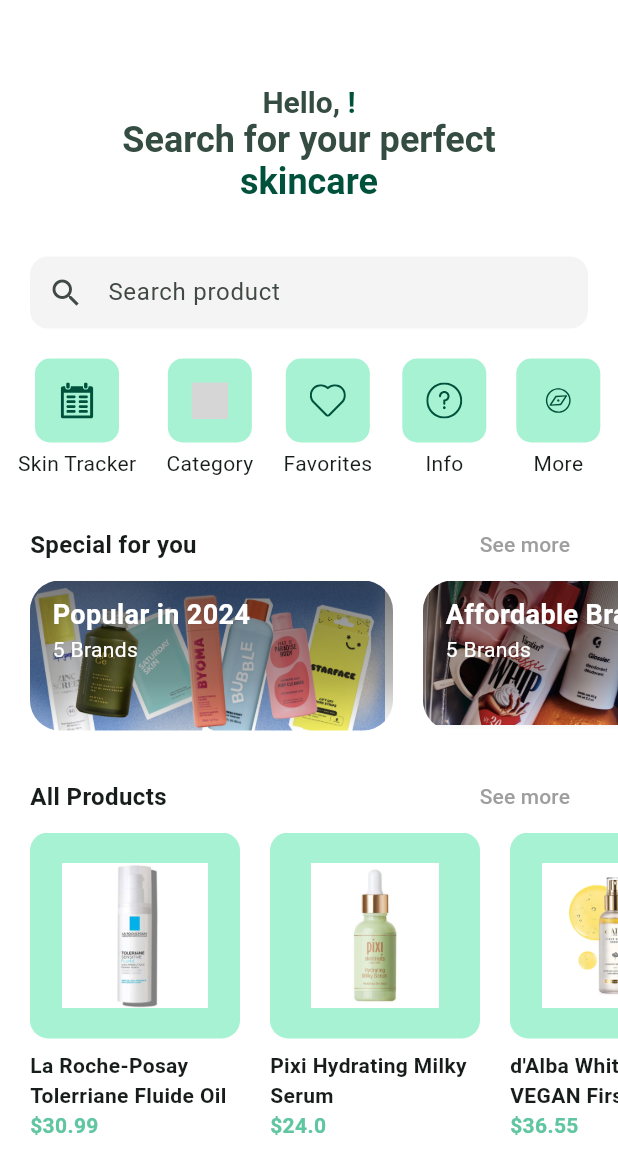
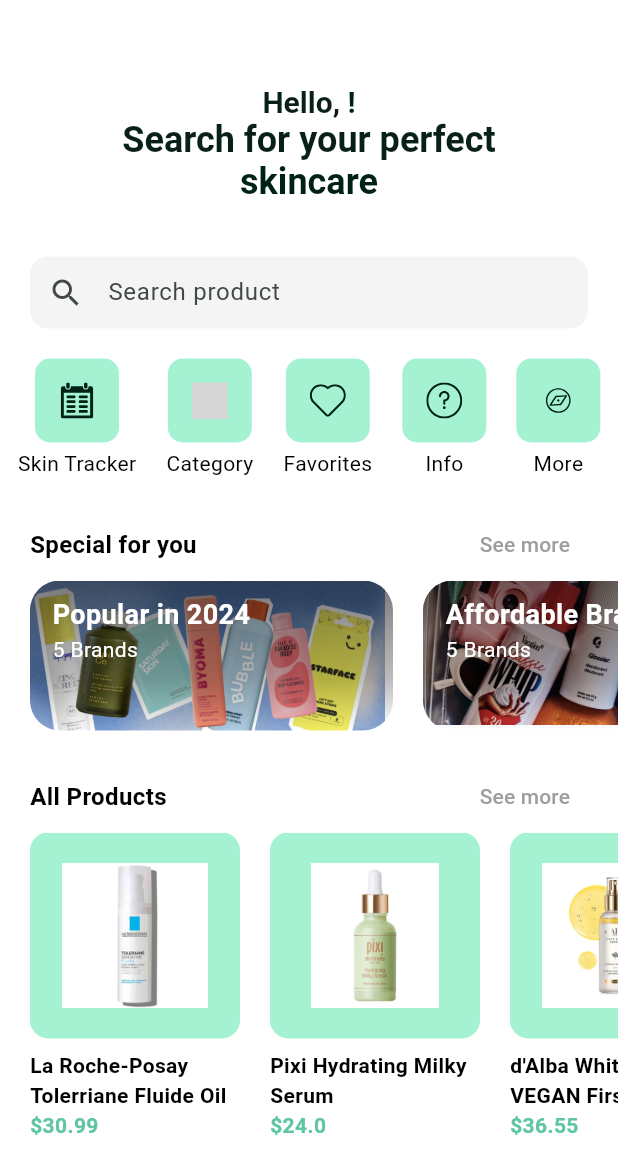
Before and after one commit to gebienha/SoftwareStudioFinal, a Flutter app: the HomeScreen screen opened by its route, on a phone screen of 412 x 824 dp, the part 78-1236 px from its top. Run offline on Flutter 3.47's test engine with Material 3 defaults, Android fonts, the phone set to English and light mode, and no system bars; our stand-ins replace cloud_firestore, firebase_auth, firebase_core, flutter_svg, get, go_router and 3 more; accounts and stored records are empty; grey boxes are pictures that could not be loaded.

Commit message:
ehhe
gw lupa apa yang gw ganti

```diff
--- a/lib/screens/details/components/reviews.dart
+++ b/lib/screens/details/components/reviews.dart
@@ -31,6 +31,7 @@ class Reviews extends StatelessWidget {
                   style: TextStyle(
                     fontSize: 18,
                     fontWeight: FontWeight.bold,
+                    color: Theme.of(context).colorScheme.onSurface
                   ),
                 ),
               ),
--- a/lib/theme.dart
+++ b/lib/theme.dart
@@ -1,16 +1,164 @@
+// import 'package:flutter/material.dart';
+// import 'constants.dart'; // Import your constants file or define constants inline.
+
+// var kColorScheme = ColorScheme.fromSeed(
+//   seedColor: Color(0xa6f2d2),
+// );
+
+// var kDarkColorScheme = ColorScheme.fromSeed(
+//   brightness: Brightness.dark,
+//   seedColor: Color(0x1a6b52),
+// );
+
+
+
+// class AppTheme {
+//   static ThemeData lightTheme(BuildContext context) {
+//     return ThemeData().copyWith(
+//       useMaterial3: true,
+//       colorScheme: kColorScheme,
+//       scaffoldBackgroundColor: Colors.white,
+//       //fontFamily: "Muli",
+//       appBarTheme: const AppBarTheme(
+//         backgroundColor: Colors.white,
+//         //foregroundColor: kColorScheme.primary,
+//         elevation: 0,
+//         iconTheme: IconThemeData(color: Color(0xff0f1512)),
+//         titleTextStyle: TextStyle(color: Color(0xff0f1512)),
+//       ),
+//       cardTheme: const CardTheme().copyWith(
+//         color: kColorScheme.secondary,
+//         margin: EdgeInsets.symmetric(horizontal: 16, vertical: 8),
+//       ),
+//       elevatedButtonTheme: ElevatedButtonThemeData(
+//         style: ElevatedButton.styleFrom(
+//           backgroundColor: Color(4279921490),
+//           foregroundColor: Color(4294967295),
+//           minimumSize: Size(double.infinity, 48),
+//           shape: RoundedRectangleBorder(
+//             borderRadius: BorderRadius.circular(16),
+//           ),
+//         ),
+//       ),
+//       textTheme: ThemeData().textTheme.copyWith(
+//         titleLarge: TextStyle(
+//           fontWeight: FontWeight.bold,
+//           color: Color(4294967295),
+//           fontSize: 16,
+//         ),
+//       ),
+//     );
+//   }
+
+//   static ThemeData darkTheme(BuildContext context) {
+//     return ThemeData.dark().copyWith(
+//       useMaterial3: true,
+//       colorScheme: kDarkColorScheme,
+//       scaffoldBackgroundColor: Color(4278197010),
+//       //fontFamily: "Muli",
+//       appBarTheme: const AppBarTheme(
+//         backgroundColor: Color(0xff0a0f0d),
+//         foregroundColor: Color(4278197010),
+//         elevation: 0,
+//         iconTheme: IconThemeData(color: Color(0xfff5fbf6)),
+//         titleTextStyle: TextStyle(color: Color(0xfff5fbf6)),
+//       ),
+//       cardTheme: const CardTheme().copyWith(
+//         color: Color(4290236867),
+//         margin: EdgeInsets.symmetric(horizontal: 16, vertical: 8),
+//       ),
+//       elevatedButtonTheme: ElevatedButtonThemeData(
+//         style: ElevatedButton.styleFrom(
+//           backgroundColor: Color(4287552187),
+//           minimumSize: Size(double.infinity, 48),
+//           shape: RoundedRectangleBorder(
+//             borderRadius: BorderRadius.circular(16),
+//           ),
+//         ),
+//       ),
+//       textTheme: ThemeData().textTheme.copyWith(
+//         titleLarge: TextStyle(
+//           fontWeight: FontWeight.bold,
+//           color: Color(4278458898),
+//           fontSize: 16,
+//         ),
+//       ),
+//     );
+//   }
+// }
+
+// const OutlineInputBorder outlineInputBorder = OutlineInputBorder(
+//   borderRadius: BorderRadius.all(Radius.circular(28)),
+//   borderSide: BorderSide(color: kTextColor),
+//   gapPadding: 10,
+// );
+
 import 'package:flutter/material.dart';
 import 'constants.dart'; // Import your constants file or define constants inline.
 
-var kColorScheme = ColorScheme.fromSeed(
-  seedColor: Color(0xa6f2d2),
+const kColorScheme = ColorScheme(
+  brightness: Brightness.light,
+  primary: Color(0xff196b52),
+  surfaceTint: Color(0xFF018786),
+  onPrimary: Color(0xFFFFFFFF),
+  primaryContainer: Color(0xffa5f2d3),
+  onPrimaryContainer: Color(0xff002116),
+  secondary: Color(0xff4c6359),
+  onSecondary: Color(0xffffffff),
+  secondaryContainer: Color(0xffcee9db),
+  onSecondaryContainer: Color(0xff082018),
+  tertiary: Color(0xff3f6375),
+  onTertiary: Color(0xFFFFFFFF),
+  tertiaryContainer: Color(0xffc2e8fd),
+  onTertiaryContainer: Color(0xff001e2b),
+  error: Color(0xffba1a1a),
+  onError: Color(0xFFFFFFFF),
+  errorContainer: Color(0xffffdad6),
+  onErrorContainer: Color(0xff410002),
+  surface: Color(0xfff5fbf6),
+  onSurface: Color(0xff171d1a),
+  onSurfaceVariant: Color(0xff404944),
+  outline: Color(0xff707974),
+  outlineVariant: Color(0xffbfc9c2),
+  shadow: Color(0xff000000),
+  scrim: Color(0xff000000),
+  inverseSurface: Color(0xffecf2ed),
+  inversePrimary: Color(0xff8ad6b7),
+  background: Color(0xFFFFFFFF),
+  onBackground: Color(0xFF000000),
 );
 
-var kDarkColorScheme = ColorScheme.fromSeed(
+const kDarkColorScheme = ColorScheme(
   brightness: Brightness.dark,
-  seedColor: Color(0x1a6b52),
+  primary: Color(0xff8ad6b7),
+  surfaceTint: Color.fromARGB(255, 117, 192, 162),
+  onPrimary: Color(0xff003829),
+  primaryContainer: Color(0xff00513c),
+  onPrimaryContainer: Color(0xffa5f2d3),
+  secondary: Color(0xffb3ccc0),
+  onSecondary: Color(0xff1e352c),
+  secondaryContainer: Color(0xff354c42),
+  onSecondaryContainer: Color(0xffcee9db),
+  tertiary: Color(0xffa7cce0),
+  onTertiary: Color(0xff0a3445),
+  tertiaryContainer: Color(0xff264b5c),
+  onTertiaryContainer: Color(0xffc2e8fd),
+  error: Color(0xffffb4ab),
+  onError: Color(0xff690005),
+  errorContainer: Color(0xff93000a),
+  onErrorContainer: Color(0xffffdad6),
+  surface: Color(0xff0f1512),
+  onSurface: Color(0xffdee4df),
+  onSurfaceVariant: Color(0xffbfc9c2),
+  outline: Color(0xff89938d),
+  outlineVariant: Color(0xff404944),
+  shadow: Color(0xFF000000),
+  scrim: Color(0xFF000000),
+  inverseSurface: Color(0xffdee4df),
+  inversePrimary: Color(0xff196b52),
+  background: Color(0xFF121212),
+  onBackground: Color(0xFFFFFFFF),
 );
-
-
 
 class AppTheme {
   static ThemeData lightTheme(BuildContext context) {
@@ -18,10 +166,8 @@ class AppTheme {
       useMaterial3: true,
       colorScheme: kColorScheme,
       scaffoldBackgroundColor: Colors.white,
-      //fontFamily: "Muli",
       appBarTheme: const AppBarTheme(
         backgroundColor: Colors.white,
-        //foregroundColor: kColorScheme.primary,
         elevation: 0,
         iconTheme: IconThemeData(color: Color(0xff0f1512)),
         titleTextStyle: TextStyle(color: Color(0xff0f1512)),
@@ -32,18 +178,18 @@ class AppTheme {
       ),
       elevatedButtonTheme: ElevatedButtonThemeData(
         style: ElevatedButton.styleFrom(
-          backgroundColor: Color(4279921490),
-          foregroundColor: Color(4294967295),
-          minimumSize: Size(double.infinity, 48),
+          backgroundColor: kColorScheme.primary,
+          foregroundColor: kColorScheme.onPrimary,
+          minimumSize: const Size(double.infinity, 48),
           shape: RoundedRectangleBorder(
             borderRadius: BorderRadius.circular(16),
           ),
         ),
       ),
       textTheme: ThemeData().textTheme.copyWith(
-        titleLarge: TextStyle(
+        titleLarge: const TextStyle(
           fontWeight: FontWeight.bold,
-          color: Color(4294967295),
+          color: Color(0xFFFFFFFF),
           fontSize: 16,
         ),
       ),
@@ -54,32 +200,31 @@ class AppTheme {
     return ThemeData.dark().copyWith(
       useMaterial3: true,
       colorScheme: kDarkColorScheme,
-      scaffoldBackgroundColor: Color(4278197010),
-      //fontFamily: "Muli",
+      scaffoldBackgroundColor: const Color(0xFF121212),
       appBarTheme: const AppBarTheme(
         backgroundColor: Color(0xff0a0f0d),
-        foregroundColor: Color(4278197010),
+        foregroundColor: Color(0xFF121212),
         elevation: 0,
         iconTheme: IconThemeData(color: Color(0xfff5fbf6)),
         titleTextStyle: TextStyle(color: Color(0xfff5fbf6)),
       ),
       cardTheme: const CardTheme().copyWith(
-        color: Color(4290236867),
+        color: const Color(0xFFBB86FC),
         margin: EdgeInsets.symmetric(horizontal: 16, vertical: 8),
       ),
       elevatedButtonTheme: ElevatedButtonThemeData(
         style: ElevatedButton.styleFrom(
-          backgroundColor: Color(4287552187),
-          minimumSize: Size(double.infinity, 48),
+          backgroundColor: kDarkColorScheme.primary,
+          minimumSize: const Size(double.infinity, 48),
           shape: RoundedRectangleBorder(
             borderRadius: BorderRadius.circular(16),
           ),
         ),
       ),
       textTheme: ThemeData().textTheme.copyWith(
-        titleLarge: TextStyle(
+        titleLarge: const TextStyle(
           fontWeight: FontWeight.bold,
-          color: Color(4278458898),
+          color: Color(0xFFFFFFFF),
           fontSize: 16,
         ),
       ),
```
Also changed, not shown: lib/screens/home/components/home_drawer.dart (+5 -5 lines), 8 other files.
